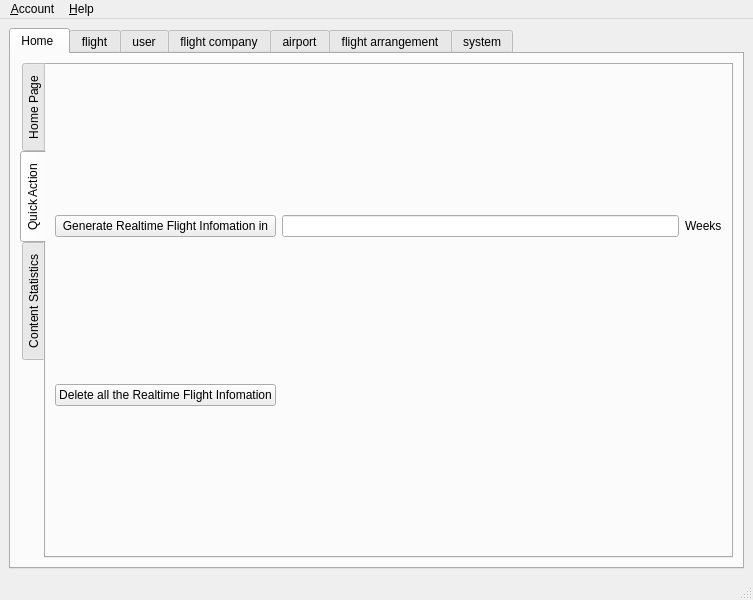
Aloereed/Flightman_Platform_DATA130039, file mainplatformwindow.ui: the form before one commit.
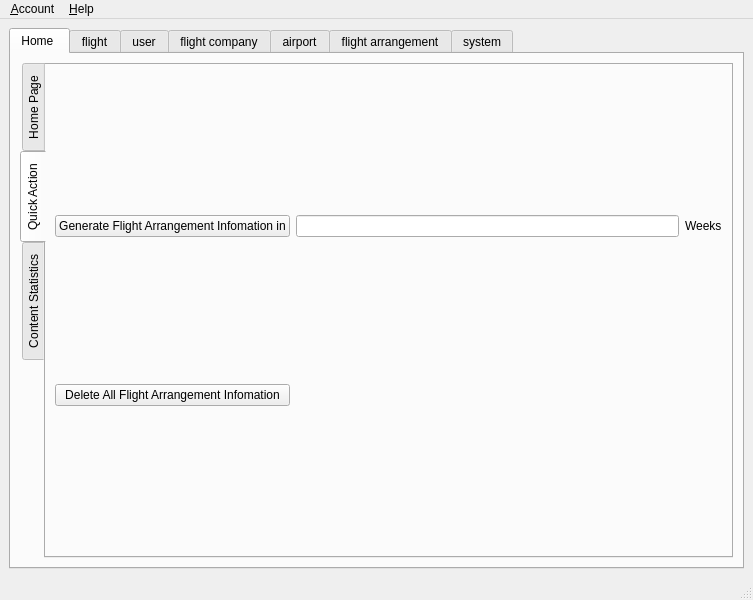
The form after the commit. Icons and pictures are not drawn.

Commit message: 一键生成

Diff of the .ui file:
```diff
--- a/mainplatformwindow.ui
+++ b/mainplatformwindow.ui
@@ -96,7 +96,7 @@
              <item row="0" column="0">
               <widget class="QPushButton" name="pushButton_5">
                <property name="text">
-                <string>Generate Realtime Flight Infomation in</string>
+                <string>Generate Flight Arrangement Infomation in</string>
                </property>
               </widget>
              </item>
@@ -113,7 +113,7 @@
              <item row="1" column="0">
               <widget class="QPushButton" name="pushButton_6">
                <property name="text">
-                <string>Delete all the Realtime Flight Infomation</string>
+                <string>Delete All Flight Arrangement Infomation</string>
                </property>
               </widget>
              </item>
```
The commit also changes 1 other file.
